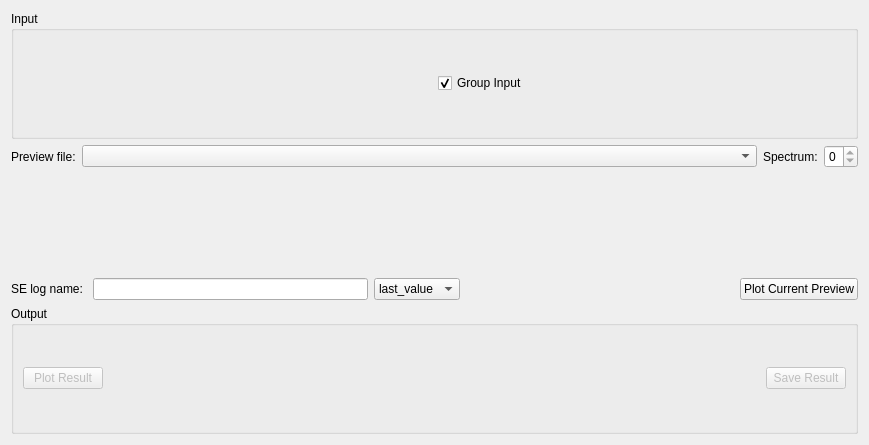
Qt form qt/scientific_interfaces/Indirect/Elwin.ui (mantidproject/mantid) before a commit.
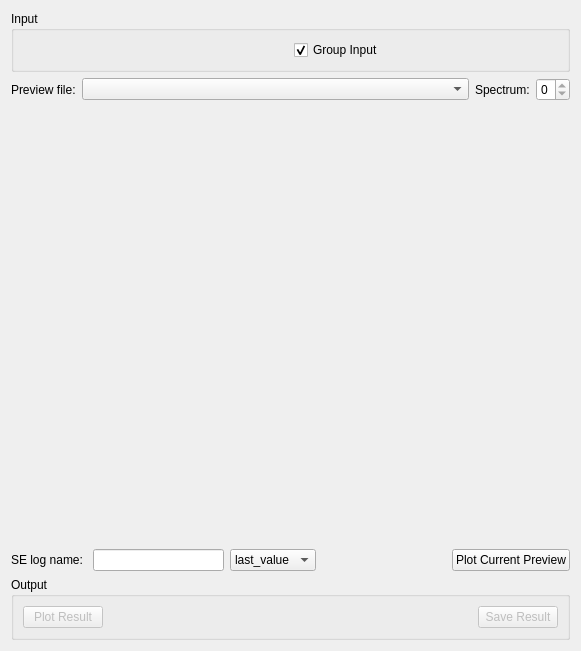
The same form after that commit. Custom widgets are drawn as their Qt base class.

Commit message:
Modify Data Analysis Tab UIs to allow for half size diff plot
Refs #21121

# Conflicts:
#	qt/scientific_interfaces/Indirect/MSDFit.ui

Patch:
```diff
--- a/qt/scientific_interfaces/Indirect/Elwin.ui
+++ b/qt/scientific_interfaces/Indirect/Elwin.ui
@@ -6,8 +6,8 @@
    <rect>
     <x>0</x>
     <y>0</y>
-    <width>869</width>
-    <height>445</height>
+    <width>581</width>
+    <height>651</height>
    </rect>
   </property>
   <property name="windowTitle">
@@ -101,7 +101,21 @@
         </layout>
        </item>
        <item>
+        <layout class="QVBoxLayout" name="loPlots" stretch="5,3">
+         <item>
         <widget class="MantidQt::MantidWidgets::PreviewPlot" name="ppPlot" native="true">
+           <property name="sizePolicy">
+            <sizepolicy hsizetype="Preferred" vsizetype="MinimumExpanding">
+             <horstretch>0</horstretch>
+             <verstretch>1</verstretch>
+            </sizepolicy>
+           </property>
+           <property name="minimumSize">
+            <size>
+             <width>0</width>
+             <height>125</height>
+            </size>
+           </property>
          <property name="canvasColour" stdset="0">
           <color>
            <red>255</red>
@@ -110,6 +124,21 @@
           </color>
          </property>
         </widget>
+         </item>
+         <item>
+          <spacer name="verticalSpacer">
+           <property name="orientation">
+            <enum>Qt::Vertical</enum>
+           </property>
+           <property name="sizeHint" stdset="0">
+            <size>
+             <width>20</width>
+             <height>40</height>
+            </size>
+           </property>
+          </spacer>
+         </item>
+        </layout>
        </item>
       </layout>
      </item>
```
Lines whose indentation alone changed are shown as unchanged. The commit also changes 7 other files.
